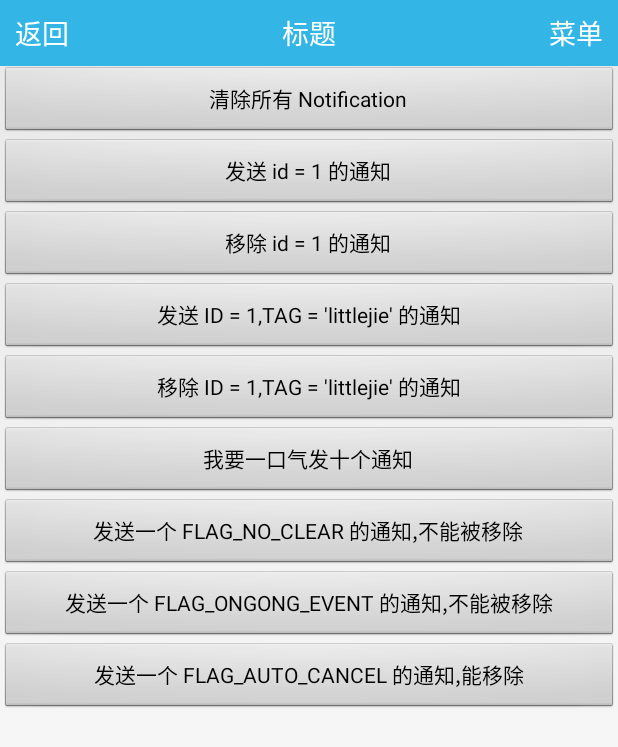
After one commit to seasonfif/TheDemo, an Android app: the SimpleNotificationActivity screen opened directly, with no data from a screen before it, on a phone screen of 412 x 824 dp. The commit adds this screen. Shown: the top 747 px of the screen. Run offline under Robolectric (Android 15) with nearby library versions, the phone set to English and light mode, and no system bars.

Commit message:
notification demo

```diff
--- a/MyDemo/build.gradle
+++ b/MyDemo/build.gradle
@@ -135,7 +135,7 @@ dependencies {
   //testCompile 'com.squareup.leakcanary:leakcanary-android-no-op:1.4-beta2'
   compile project(':svcmanager')
   compile 'com.android.support:appcompat-v7:22.2.1'
-  compile 'com.google.android.gms:play-services-ads:10.2.1'
+  compile 'com.google.android.gms:play-services-ads:9.0.1'
 }
 
 def releaseTime() {
--- a/MyDemo/src/main/AndroidManifest.xml
+++ b/MyDemo/src/main/AndroidManifest.xml
@@ -49,6 +49,7 @@
     <!-- android:windowSoftInputMode="adjustResize|stateAlwaysHidden" -->
     <activity android:name=".dynamicload.ClassLoaderTest" />
     <activity android:name=".provider.TestProviderActivity"></activity>
+    <activity android:name=".activity.SimpleNotificationActivity"></activity>
 
     <service
       android:name=".service.NotifyService"
--- a/MyDemo/src/main/res/layout/activity_main.xml
+++ b/MyDemo/src/main/res/layout/activity_main.xml
@@ -62,6 +62,12 @@
               android:layout_width="match_parent"
               android:layout_height="wrap_content"
               android:text="Provider"/>
+
+            <Button
+              android:id="@+id/notification"
+              android:layout_width="match_parent"
+              android:layout_height="wrap_content"
+              android:text="Notification"/>
         </LinearLayout>
 
     </ScrollView>
--- /dev/null
+++ b/MyDemo/src/main/res/layout/activity_simple_notification.xml
@@ -0,0 +1,67 @@
+<?xml version="1.0" encoding="utf-8"?>
+<ScrollView xmlns:android="http://schemas.android.com/apk/res/android"
+    android:layout_width="match_parent"
+    android:layout_height="match_parent">
+
+    <LinearLayout
+        android:layout_width="match_parent"
+        android:layout_height="wrap_content"
+        android:orientation="vertical">
+
+        <Button
+            android:id="@+id/btn_remove_all_notification"
+            android:layout_width="match_parent"
+            android:layout_height="wrap_content"
+            android:text="清除所有 Notification" />
+
+        <Button
+            android:id="@+id/btn_send_notification"
+            android:layout_width="match_parent"
+            android:layout_height="wrap_content"
+            android:text="发送 id = 1 的通知" />
+
+        <Button
+            android:id="@+id/btn_remove_notification"
+            android:layout_width="match_parent"
+            android:layout_height="wrap_content"
+            android:text="移除 id = 1 的通知" />
+
+        <Button
+            android:id="@+id/btn_send_notification_with_tag"
+            android:layout_width="match_parent"
+            android:layout_height="wrap_content"
+            android:text="发送 ID = 1,TAG = 'littlejie' 的通知" />
+
+        <Button
+            android:id="@+id/btn_remove_notification_with_tag"
+            android:layout_width="match_parent"
+            android:layout_height="wrap_content"
+            android:text="移除 ID = 1,TAG = 'littlejie' 的通知" />
+
+        <Button
+            android:id="@+id/btn_send_ten_notification"
+            android:layout_width="match_parent"
+            android:layout_height="wrap_content"
+            android:text="我要一口气发十个通知" />
+
+        <Button
+            android:id="@+id/btn_send_flag_no_clear_notification"
+            android:layout_width="match_parent"
+            android:layout_height="wrap_content"
+            android:text="发送一个 FLAG_NO_CLEAR 的通知,不能被移除" />
+
+        <Button
+            android:id="@+id/btn_send_flag_ongoing_event_notification"
+            android:layout_width="match_parent"
+            android:layout_height="wrap_content"
+            android:text="发送一个 FLAG_ONGONG_EVENT 的通知,不能被移除" />
+
+        <Button
+            android:id="@+id/btn_send_flag_auto_cancecl_notification"
+            android:layout_width="match_parent"
+            android:layout_height="wrap_content"
+            android:text="发送一个 FLAG_AUTO_CANCEL 的通知,能移除" />
+
+    </LinearLayout>
+
+</ScrollView>
--- a/MyDemo/src/main/res/values/strings.xml
+++ b/MyDemo/src/main/res/values/strings.xml
@@ -1,4 +1,4 @@
 <resources>
   <string name="app_name">Demo</string>
-  <string name="banner_ad_unit_id">ca-app-pub-3940256099942544/6300978111</string>
+  <string name="banner_ad_unit_id">ca-app-pub-6867316913054992/9382092861</string>
 </resources>
```
Also changed, not shown: MyDemo/src/main/java/com/demo/activity/MainActivity.java (+7 -1 lines), MyDemo/src/main/java/com/demo/activity/SimpleNotificationActivity.java (added, +188 -0 lines).
